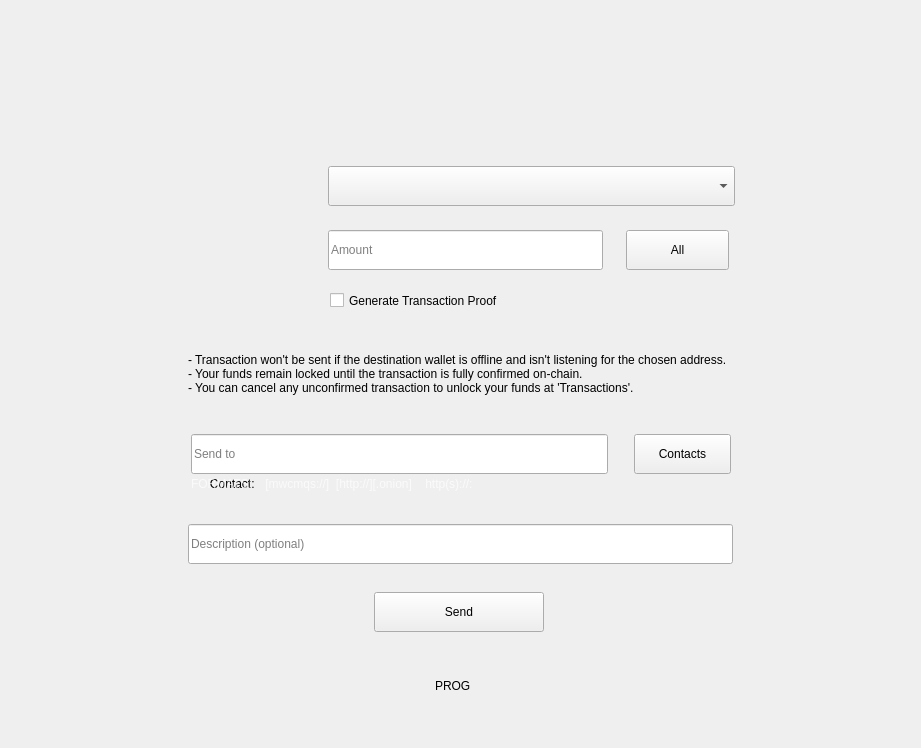
Qt form windows_desktop/g_sendOnlineOnly.ui (mwcproject/mwc-qt-wallet) before a commit.
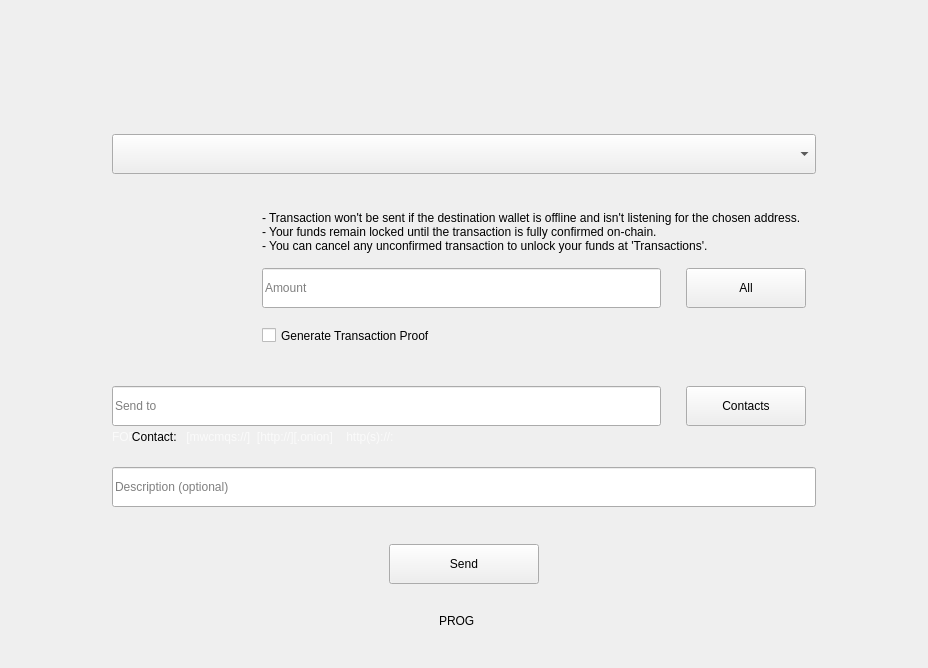
The same form after that commit. Icons and pictures are not drawn. Custom widgets are drawn as their Qt base class.

Commit message: Send UI. Make Account combo wide and all Send panels resizable

Diff of the .ui file:
```diff
--- a/windows_desktop/g_sendOnlineOnly.ui
+++ b/windows_desktop/g_sendOnlineOnly.ui
@@ -6,8 +6,8 @@
    <rect>
     <x>0</x>
     <y>0</y>
-    <width>921</width>
-    <height>748</height>
+    <width>928</width>
+    <height>668</height>
    </rect>
   </property>
   <property name="sizePolicy">
@@ -19,7 +19,7 @@
   <property name="windowTitle">
    <string>Form</string>
   </property>
-  <layout class="QVBoxLayout" name="verticalLayout_2" stretch="1,0,1">
+  <layout class="QVBoxLayout" name="verticalLayout_5" stretch="1,0,1">
    <property name="spacing">
     <number>0</number>
    </property>
@@ -40,7 +40,7 @@
     </spacer>
    </item>
    <item>
-    <layout class="QHBoxLayout" name="horizontalLayout">
+    <layout class="QHBoxLayout" name="horizontalLayout_6" stretch="1,7,1">
      <item>
       <spacer name="horizontalSpacer">
        <property name="orientation">
@@ -59,13 +59,13 @@
        <property name="minimumSize">
         <size>
          <width>550</width>
-         <height>470</height>
+         <height>450</height>
         </size>
        </property>
        <property name="maximumSize">
         <size>
-         <width>550</width>
-         <height>470</height>
+         <width>1200</width>
+         <height>450</height>
         </size>
        </property>
        <property name="frameShape">
@@ -74,182 +74,24 @@
        <property name="frameShadow">
         <enum>QFrame::Raised</enum>
        </property>
-       <widget class="control::MwcLineEditNormal" name="sendEdit">
-        <property name="geometry">
-         <rect>
-          <x>5</x>
-          <y>270</y>
-          <width>417</width>
-          <height>40</height>
-         </rect>
+       <layout class="QVBoxLayout" name="verticalLayout_4" stretch="0,2,0,2,0,1,0,2,0">
+        <property name="spacing">
+         <number>2</number>
         </property>
-        <property name="sizePolicy">
-         <sizepolicy hsizetype="Minimum" vsizetype="Fixed">
-          <horstretch>0</horstretch>
-          <verstretch>0</verstretch>
-         </sizepolicy>
+        <property name="leftMargin">
+         <number>0</number>
         </property>
-        <property name="minimumSize">
-         <size>
-          <width>0</width>
-          <height>40</height>
-         </size>
+        <property name="topMargin">
+         <number>0</number>
         </property>
-        <property name="maximumSize">
-         <size>
-          <width>16777215</width>
-          <height>40</height>
-         </size>
+        <property name="rightMargin">
+         <number>0</number>
         </property>
-        <property name="toolTip">
-         <string>Recipient wallet address. Your peer wallet must be online to accept the payment.</string>
+        <property name="bottomMargin">
+         <number>0</number>
         </property>
-        <property name="statusTip">
-         <string>Recipient wallet address. Your peer wallet must be online to accept the payment.</string>
-        </property>
-        <property name="maxLength">
-         <number>1024</number>
-        </property>
-        <property name="placeholderText">
-         <string>Send to</string>
-        </property>
-       </widget>
-       <widget class="control::MwcPushButtonNormal" name="contactsButton">
-        <property name="geometry">
-         <rect>
-          <x>448</x>
-          <y>270</y>
-          <width>97</width>
-          <height>40</height>
-         </rect>
-        </property>
-        <property name="minimumSize">
-         <size>
-          <width>0</width>
-          <height>40</height>
-         </size>
-        </property>
-        <property name="maximumSize">
-         <size>
-          <width>16777215</width>
-          <height>40</height>
-         </size>
-        </property>
-        <property name="cursor">
-         <cursorShape>PointingHandCursor</cursorShape>
-        </property>
-        <property name="focusPolicy">
-         <enum>Qt::StrongFocus</enum>
-        </property>
-        <property name="toolTip">
-         <string>Pick a contact to get the receiver's wallet address</string>
-        </property>
-        <property name="statusTip">
-         <string>Pick a contact to get the receiver's wallet address</string>
-        </property>
-        <property name="text">
-         <string>Contacts</string>
-        </property>
-       </widget>
-       <widget class="control::MwcLabelSmall" name="contactNameLable">
-        <property name="geometry">
-         <rect>
-          <x>4</x>
-          <y>310</y>
-          <width>539</width>
-          <height>20</height>
-         </rect>
-        </property>
-        <property name="minimumSize">
-         <size>
-          <width>0</width>
-          <height>20</height>
-         </size>
-        </property>
-        <property name="maximumSize">
-         <size>
-          <width>16777215</width>
-          <height>20</height>
-         </size>
-        </property>
-        <property name="text">
-         <string>      Contact: </string>
-        </property>
-        <property name="alignment">
-         <set>Qt::AlignLeading|Qt::AlignLeft|Qt::AlignVCenter</set>
-        </property>
-       </widget>
-       <widget class="control::MwcPushButtonNormal" name="sendButton">
-        <property name="geometry">
-         <rect>
-          <x>188</x>
-          <y>428</y>
-          <width>170</width>
-          <height>40</height>
-         </rect>
-        </property>
-        <property name="minimumSize">
-         <size>
-          <width>0</width>
-          <height>40</height>
-         </size>
-        </property>
-        <property name="maximumSize">
-         <size>
-          <width>16777215</width>
-          <height>40</height>
-         </size>
-        </property>
-        <property name="cursor">
-         <cursorShape>PointingHandCursor</cursorShape>
-        </property>
-        <property name="focusPolicy">
-         <enum>Qt::StrongFocus</enum>
-        </property>
-        <property name="toolTip">
-         <string>Send MWC</string>
-        </property>
-        <property name="statusTip">
-         <string>Send MWC</string>
-        </property>
-        <property name="text">
-         <string>Send</string>
-        </property>
-       </widget>
-       <widget class="control::MwcLabelTiny" name="formatsLable">
-        <property name="geometry">
-         <rect>
-          <x>5</x>
-          <y>310</y>
-          <width>539</width>
-          <height>20</height>
-         </rect>
-        </property>
-        <property name="maximumSize">
-         <size>
-          <width>16777215</width>
-          <height>3000</height>
-         </size>
-        </property>
-        <property name="styleSheet">
-         <string notr="true">#formatsLable{color: rgba(255,255,255, 0.7);}</string>
-        </property>
-        <property name="text">
-         <string>FORMATS:    [mwcmqs://]&lt;mqs_address&gt;  [http://]&lt;tor_address&gt;[.onion]    http(s)://&lt;host&gt;:&lt;port&gt;</string>
-        </property>
-        <property name="textFormat">
-         <enum>Qt::PlainText</enum>
-        </property>
-       </widget>
+        <item>
        <widget class="control::MwcComboBox" name="accountComboBox">
-        <property name="geometry">
-         <rect>
-          <x>142</x>
-          <y>2</y>
-          <width>407</width>
-          <height>40</height>
-         </rect>
-        </property>
         <property name="sizePolicy">
          <sizepolicy hsizetype="Minimum" vsizetype="Fixed">
           <horstretch>0</horstretch>
@@ -278,15 +120,87 @@
          <string>Select the account to send MWC from</string>
         </property>
        </widget>
+        </item>
+        <item>
+         <spacer name="verticalSpacer_7">
+          <property name="orientation">
+           <enum>Qt::Orientation::Vertical</enum>
+          </property>
+          <property name="sizeHint" stdset="0">
+           <size>
+            <width>20</width>
+            <height>40</height>
+           </size>
+          </property>
+         </spacer>
+        </item>
+        <item>
+         <layout class="QHBoxLayout" name="horizontalLayout_5">
+          <property name="spacing">
+           <number>30</number>
+          </property>
+          <item>
+           <widget class="QFrame" name="frame_3">
+            <property name="minimumSize">
+             <size>
+              <width>120</width>
+              <height>130</height>
+             </size>
+            </property>
+            <property name="frameShape">
+             <enum>QFrame::Shape::NoFrame</enum>
+            </property>
+            <property name="frameShadow">
+             <enum>QFrame::Shadow::Plain</enum>
+            </property>
+            <widget class="control::MwcLabel" name="label">
+             <property name="geometry">
+              <rect>
+               <x>0</x>
+               <y>6</y>
+               <width>109</width>
+               <height>101</height>
+              </rect>
+             </property>
+             <property name="text">
+              <string/>
+             </property>
+             <property name="pixmap">
+              <pixmap resource="../resources_desktop.qrc">:/img/SendOnline.svg</pixmap>
+             </property>
+             <property name="scaledContents">
+              <bool>true</bool>
+             </property>
+            </widget>
+           </widget>
+          </item>
+          <item>
+           <layout class="QVBoxLayout" name="verticalLayout_3" stretch="1,0,0">
+            <property name="spacing">
+             <number>15</number>
+            </property>
+            <property name="rightMargin">
+             <number>10</number>
+            </property>
+            <item>
+             <widget class="control::MwcLabelSmall" name="label_4">
+              <property name="text">
+               <string>- Transaction won't be sent if the destination wallet is offline and isn't listening for the chosen address.
+- Your funds remain locked until the transaction is fully confirmed on-chain.
+- You can cancel any unconfirmed transaction to unlock your funds at 'Transactions'.</string>
+              </property>
+              <property name="wordWrap">
+               <bool>true</bool>
+              </property>
+             </widget>
+            </item>
+            <item>
+             <layout class="QHBoxLayout" name="horizontalLayout_4" stretch="1,0">
+              <property name="spacing">
+               <number>25</number>
+              </property>
+              <item>
        <widget class="control::MwcLineEditNormal" name="amountEdit">
-        <property name="geometry">
-         <rect>
-          <x>142</x>
-          <y>66</y>
-          <width>275</width>
-          <height>40</height>
-         </rect>
-        </property>
         <property name="sizePolicy">
          <sizepolicy hsizetype="Minimum" vsizetype="Fixed">
           <horstretch>0</horstretch>
@@ -318,18 +232,12 @@
          <string>Amount</string>
         </property>
        </widget>
+              </item>
+              <item>
        <widget class="control::MwcPushButtonNormal" name="allAmountButton">
-        <property name="geometry">
-         <rect>
-          <x>440</x>
-          <y>66</y>
-          <width>103</width>
-          <height>40</height>
-         </rect>
-        </property>
         <property name="minimumSize">
          <size>
-          <width>0</width>
+                  <width>120</width>
           <height>40</height>
          </size>
         </property>
@@ -355,15 +263,11 @@
          <string>All</string>
         </property>
        </widget>
+              </item>
+             </layout>
+            </item>
+            <item>
        <widget class="control::MwcCheckBox" name="generatePoof">
-        <property name="geometry">
-         <rect>
-          <x>144</x>
-          <y>124</y>
-          <width>359</width>
-          <height>25</height>
-         </rect>
-        </property>
         <property name="minimumSize">
          <size>
           <width>0</width>
@@ -386,52 +290,199 @@
          <bool>false</bool>
         </property>
        </widget>
-       <widget class="control::MwcLabelSmall" name="label_4">
+            </item>
+           </layout>
+          </item>
+         </layout>
+        </item>
+        <item>
+         <spacer name="verticalSpacer_6">
+          <property name="orientation">
+           <enum>Qt::Orientation::Vertical</enum>
+          </property>
+          <property name="sizeHint" stdset="0">
+           <size>
+            <width>20</width>
+            <height>40</height>
+           </size>
+          </property>
+         </spacer>
+        </item>
+        <item>
+         <layout class="QVBoxLayout" name="verticalLayout_2">
+          <property name="spacing">
+           <number>1</number>
+          </property>
+          <item>
+           <layout class="QHBoxLayout" name="horizontalLayout_3" stretch="1,0">
+            <property name="spacing">
+             <number>25</number>
+            </property>
+            <property name="rightMargin">
+             <number>10</number>
+            </property>
+            <item>
+             <widget class="control::MwcLineEditNormal" name="sendEdit">
+              <property name="sizePolicy">
+               <sizepolicy hsizetype="Minimum" vsizetype="Fixed">
+                <horstretch>0</horstretch>
+                <verstretch>0</verstretch>
+               </sizepolicy>
+              </property>
+              <property name="minimumSize">
+               <size>
+                <width>0</width>
+                <height>40</height>
+               </size>
+              </property>
+              <property name="maximumSize">
+               <size>
+                <width>16777215</width>
+                <height>40</height>
+               </size>
+              </property>
+              <property name="toolTip">
+               <string>Recipient wallet address. Your peer wallet must be online to accept the payment.</string>
+              </property>
+              <property name="statusTip">
+               <string>Recipient wallet address. Your peer wallet must be online to accept the payment.</string>
+              </property>
+              <property name="maxLength">
+               <number>1024</number>
+              </property>
+              <property name="placeholderText">
+               <string>Send to</string>
+              </property>
+             </widget>
+            </item>
+            <item>
+             <widget class="control::MwcPushButtonNormal" name="contactsButton">
+              <property name="minimumSize">
+               <size>
+                <width>120</width>
+                <height>40</height>
+               </size>
+              </property>
+              <property name="maximumSize">
+               <size>
+                <width>16777215</width>
+                <height>40</height>
+               </size>
+              </property>
+              <property name="cursor">
+               <cursorShape>PointingHandCursor</cursorShape>
+              </property>
+              <property name="focusPolicy">
+               <enum>Qt::FocusPolicy::StrongFocus</enum>
+              </property>
+              <property name="toolTip">
+               <string>Pick a contact to get the receiver's wallet address</string>
+              </property>
+              <property name="statusTip">
+               <string>Pick a contact to get the receiver's wallet address</string>
+              </property>
+              <property name="text">
+               <string>Contacts</string>
+              </property>
+             </widget>
+            </item>
+           </layout>
+          </item>
+          <item>
+           <widget class="QFrame" name="frame_2">
+            <property name="minimumSize">
+             <size>
+              <width>539</width>
+              <height>20</height>
+             </size>
+            </property>
+            <property name="maximumSize">
+             <size>
+              <width>539</width>
+              <height>20</height>
+             </size>
+            </property>
+            <property name="focusPolicy">
+             <enum>Qt::FocusPolicy::NoFocus</enum>
+            </property>
+            <property name="frameShape">
+             <enum>QFrame::Shape::NoFrame</enum>
+            </property>
+            <property name="frameShadow">
+             <enum>QFrame::Shadow::Plain</enum>
+            </property>
+            <widget class="control::MwcLabelTiny" name="formatsLable">
         <property name="geometry">
          <rect>
-          <x>2</x>
-          <y>168</y>
-          <width>547</width>
-          <height>83</height>
-         </rect>
-        </property>
+               <x>0</x>
+               <y>0</y>
+               <width>539</width>
+               <height>20</height>
+              </rect>
+             </property>
+             <property name="maximumSize">
+              <size>
+               <width>16777215</width>
+               <height>3000</height>
+              </size>
+             </property>
+             <property name="styleSheet">
+              <string notr="true">#formatsLable{color: rgba(255,255,255, 0.7);}</string>
+             </property>
         <property name="text">
-         <string>- Transaction won't be sent if the destination wallet is offline and isn't listening for the chosen address.
-- Your funds remain locked until the transaction is fully confirmed on-chain.
-- You can cancel any unconfirmed transaction to unlock your funds at 'Transactions'.</string>
-        </property>
-        <property name="wordWrap">
-         <bool>true</bool>
-        </property>
-       </widget>
-       <widget class="control::MwcLabel" name="label">
+              <string>FORMATS:    [mwcmqs://]&lt;mqs_address&gt;  [http://]&lt;tor_address&gt;[.onion]    http(s)://&lt;host&gt;:&lt;port&gt;</string>
+             </property>
+             <property name="textFormat">
+              <enum>Qt::TextFormat::PlainText</enum>
+             </property>
+            </widget>
+            <widget class="control::MwcLabelSmall" name="contactNameLable">
         <property name="geometry">
          <rect>
-          <x>2</x>
-          <y>16</y>
-          <width>103</width>
-          <height>95</height>
-         </rect>
-        </property>
-        <property name="text">
-         <string/>
-        </property>
-        <property name="pixmap">
-         <pixmap resource="../resources_desktop.qrc">:/img/SendOnline.svg</pixmap>
-        </property>
-        <property name="scaledContents">
-         <bool>true</bool>
-        </property>
-       </widget>
+               <x>0</x>
+               <y>0</y>
+               <width>539</width>
+               <height>20</height>
+              </rect>
+             </property>
+             <property name="minimumSize">
+              <size>
+               <width>0</width>
+               <height>20</height>
+              </size>
+             </property>
+             <property name="maximumSize">
+              <size>
+               <width>16777215</width>
+               <height>20</height>
+              </size>
+             </property>
+             <property name="text">
+              <string>      Contact: </string>
+             </property>
+             <property name="alignment">
+              <set>Qt::AlignmentFlag::AlignLeading|Qt::AlignmentFlag::AlignLeft|Qt::AlignmentFlag::AlignVCenter</set>
+             </property>
+            </widget>
+           </widget>
+          </item>
+         </layout>
+        </item>
+        <item>
+         <spacer name="verticalSpacer_5">
+          <property name="orientation">
+           <enum>Qt::Orientation::Vertical</enum>
+          </property>
+          <property name="sizeHint" stdset="0">
+           <size>
+            <width>784</width>
+            <height>10</height>
+           </size>
+          </property>
+         </spacer>
+        </item>
+        <item>
        <widget class="control::MwcLineEditNormal" name="descriptionEdit">
-        <property name="geometry">
-         <rect>
-          <x>2</x>
-          <y>360</y>
-          <width>545</width>
-          <height>40</height>
-         </rect>
-        </property>
         <property name="sizePolicy">
          <sizepolicy hsizetype="Minimum" vsizetype="Fixed">
           <horstretch>0</horstretch>
@@ -463,6 +514,82 @@
          <string>Description (optional)</string>
         </property>
        </widget>
+        </item>
+        <item>
+         <spacer name="verticalSpacer_4">
+          <property name="orientation">
+           <enum>Qt::Orientation::Vertical</enum>
+          </property>
+          <property name="sizeHint" stdset="0">
+           <size>
+            <width>20</width>
+            <height>40</height>
+           </size>
+          </property>
+         </spacer>
+        </item>
+        <item>
+         <layout class="QHBoxLayout" name="horizontalLayout">
+          <item>
+           <spacer name="horizontalSpacer_5">
+            <property name="orientation">
+             <enum>Qt::Orientation::Horizontal</enum>
+            </property>
+            <property name="sizeHint" stdset="0">
+             <size>
+              <width>40</width>
+              <height>20</height>
+             </size>
+            </property>
+           </spacer>
+          </item>
+          <item>
+           <widget class="control::MwcPushButtonNormal" name="sendButton">
+            <property name="minimumSize">
+             <size>
+              <width>150</width>
+              <height>40</height>
+             </size>
+            </property>
+            <property name="maximumSize">
+             <size>
+              <width>16777215</width>
+              <height>40</height>
+             </size>
+            </property>
+            <property name="cursor">
+             <cursorShape>PointingHandCursor</cursorShape>
+            </property>
+            <property name="focusPolicy">
+             <enum>Qt::FocusPolicy::StrongFocus</enum>
+            </property>
+            <property name="toolTip">
+             <string>Send MWC</string>
+            </property>
+            <property name="statusTip">
+             <string>Send MWC</string>
+            </property>
+            <property name="text">
+             <string>Send</string>
+            </property>
+           </widget>
+          </item>
+          <item>
+           <spacer name="horizontalSpacer_6">
+            <property name="orientation">
+             <enum>Qt::Orientation::Horizontal</enum>
+            </property>
+            <property name="sizeHint" stdset="0">
+             <size>
+              <width>40</width>
+              <height>20</height>
+             </size>
+            </property>
+           </spacer>
+          </item>
+         </layout>
+        </item>
+       </layout>
       </widget>
      </item>
      <item>
@@ -593,6 +720,12 @@
   </layout>
  </widget>
  <customwidgets>
+  <customwidget>
+   <class>control::MwcWidget</class>
+   <extends>QWidget</extends>
+   <header>control_desktop/MwcWidget.h</header>
+   <container>1</container>
+  </customwidget>
   <customwidget>
    <class>control::MwcPushButtonNormal</class>
    <extends>QPushButton</extends>
@@ -603,41 +736,36 @@
    <extends>QLineEdit</extends>
    <header>control_desktop/MwcLineEdit.h</header>
   </customwidget>
-  <customwidget>
-   <class>control::MwcLabelSmall</class>
-   <extends>QLabel</extends>
-   <header>control_desktop/MwcLabel.h</header>
-  </customwidget>
   <customwidget>
    <class>control::MwcLabelProgress</class>
    <extends>QLabel</extends>
    <header>control_desktop/MwcLabelProgress.h</header>
   </customwidget>
+  <customwidget>
+   <class>control::MwcLabelSmall</class>
+   <extends>QLabel</extends>
+   <header>control_desktop/MwcLabel.h</header>
+  </customwidget>
+  <customwidget>
+   <class>control::MwcLabel</class>
+   <extends>QLabel</extends>
+   <header>control_desktop/MwcLabel.h</header>
+  </customwidget>
+  <customwidget>
+   <class>control::MwcLabelTiny</class>
+   <extends>QLabel</extends>
+   <header>control_desktop/MwcLabel.h</header>
+  </customwidget>
   <customwidget>
    <class>control::MwcComboBox</class>
    <extends>QComboBox</extends>
    <header>control_desktop/MwcComboBox.h</header>
   </customwidget>
-  <customwidget>
-   <class>control::MwcLabelTiny</class>
-   <extends>QLabel</extends>
-   <header>control_desktop/MwcLabel.h</header>
-  </customwidget>
   <customwidget>
    <class>control::MwcCheckBox</class>
    <extends>QCheckBox</extends>
    <header>control_desktop/MwcCheckBox.h</header>
   </customwidget>
-   <customwidget>
-   <class>control::MwcLabel</class>
-   <extends>QLabel</extends>
-   <header>control_desktop/MwcLabel.h</header>
-  </customwidget>
-  <customwidget>
-   <class>control::MwcWidget</class>
-   <extends>QWidget</extends>
-   <header>control_desktop/MwcWidget.h</header>
-  </customwidget>
  </customwidgets>
  <tabstops>
   <tabstop>accountComboBox</tabstop>
```
Left out of the diff: 28 changed lines with no effect on the pictures. Lines whose indentation alone changed are shown as unchanged. The commit also changes 7 other files.
